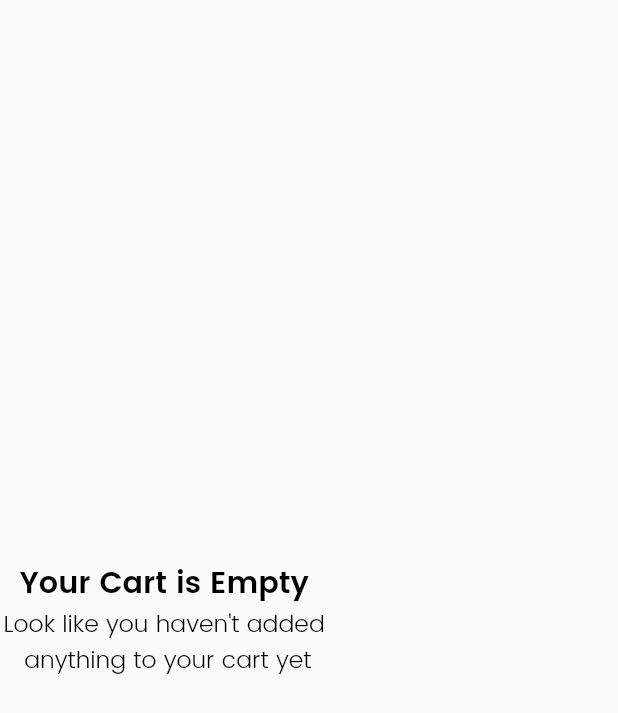
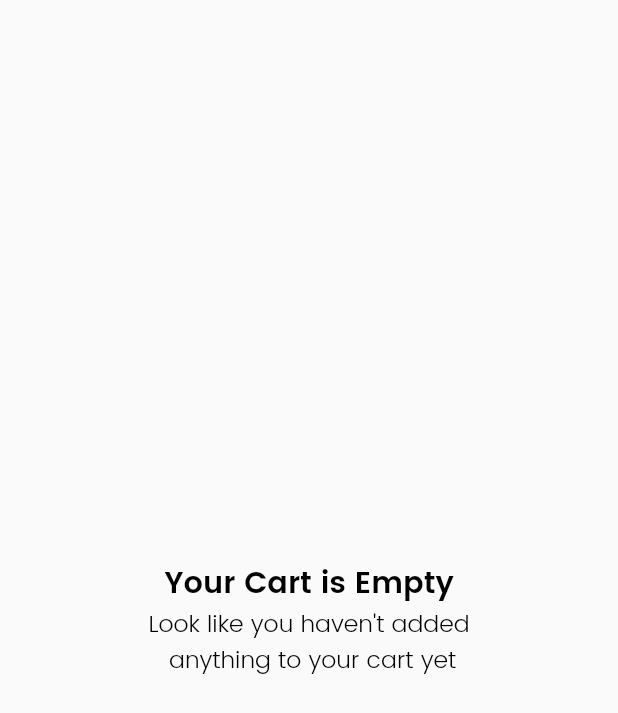
Before and after one commit to Dilshan97/Flutter-Dominos-Pizza-Clone-App, a Flutter app: the EmptyCart widget shown alone on an empty page, opened directly, on a phone screen of 412 x 824 dp. Shown: the top 713 px of the screen. Run offline on Flutter 3.47's test engine with Material 2 defaults, Android fonts, the phone set to English and light mode, and no system bars; our stand-ins replace cloud_firestore, firebase_auth, firebase_core, flutter_svg; missing offline and left inert: dart:ffi; accounts and stored records are empty; network calls fail.

Commit message:
ui updated

```diff
--- a/lib/views/cart/cart.dart
+++ b/lib/views/cart/cart.dart
@@ -66,7 +66,8 @@ class _CartState extends State<Cart> {
           )
         ],
       ),
-      body: Column(
+      body: items.isNotEmpty
+          ? Column(
               children: [
                 SizedBox(
                   height: size.height / 2,
@@ -141,7 +142,8 @@ class _CartState extends State<Cart> {
                   ),
                 )
               ],
-      ),
+            )
+          : const EmptyCart(),
     );
   }
 }
--- a/lib/views/cart/widget/emptyCart.dart
+++ b/lib/views/cart/widget/emptyCart.dart
@@ -9,7 +9,10 @@ class EmptyCart extends StatelessWidget {
 
   @override
   Widget build(BuildContext context) {
-    return Column(
+    return Row(
+      mainAxisAlignment: MainAxisAlignment.center,
+      children: [
+        Column(
           mainAxisAlignment: MainAxisAlignment.center,
           children: const [
             CustomLabel(
@@ -27,6 +30,8 @@ class EmptyCart extends StatelessWidget {
               fontFamily: 'Poppins-Light',
             )
           ],
+        ),
+      ],
     );
   }
 }
```
Lines whose indentation alone changed are shown as unchanged.
